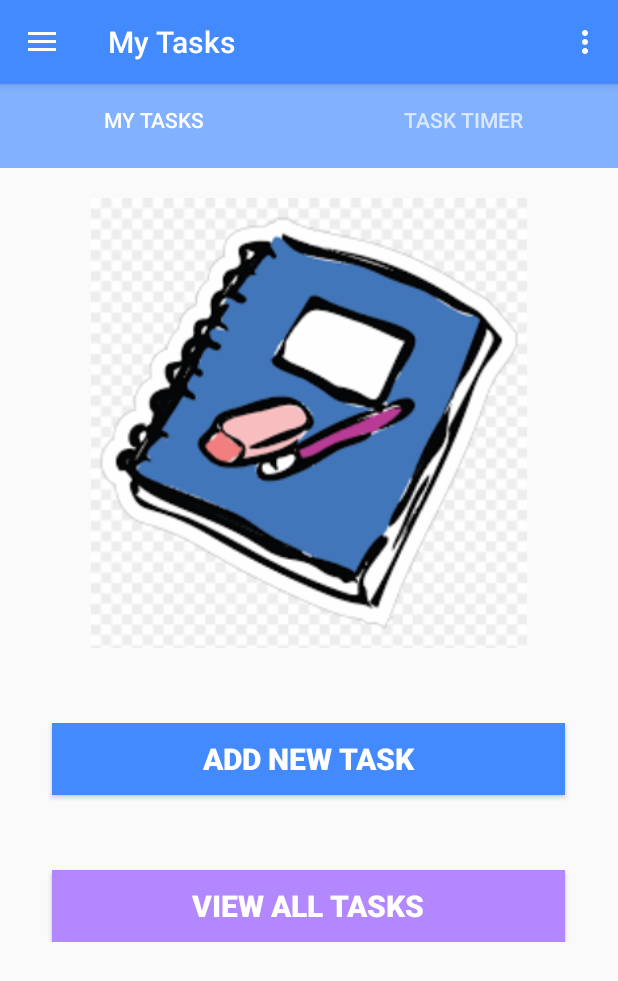
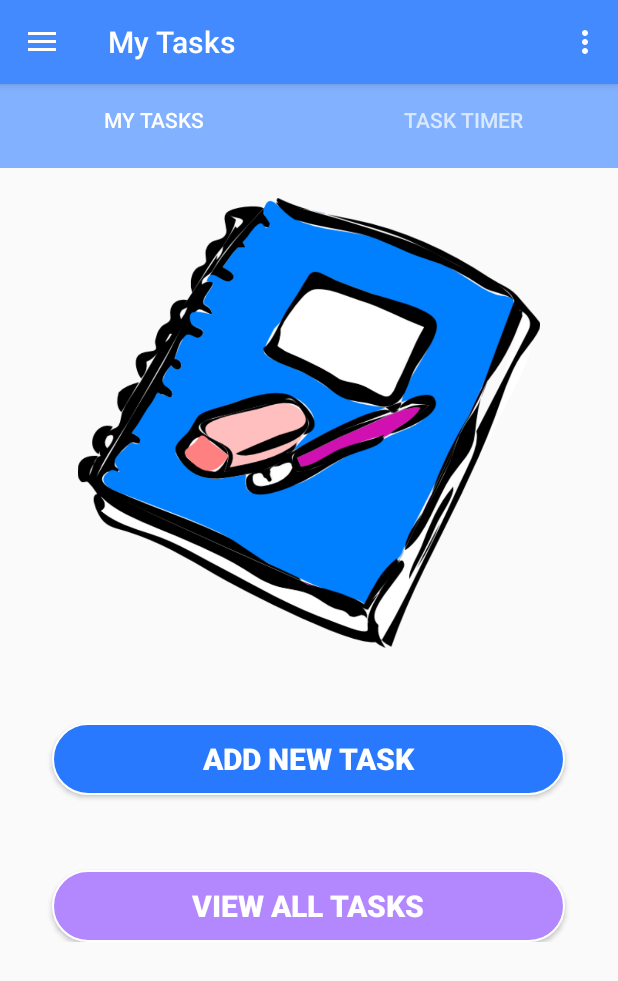
Before and after one commit to JoyMacharia77/collaboAppProject, an Android app: the NewAddTaskFragment screen opened directly, with no data from a screen before it, on a phone screen of 412 x 824 dp. Shown: the top 981 px of the screen. Run offline under Robolectric (Android 15) with nearby library versions, the phone set to English and light mode, and no system bars; our stand-ins replace navigation-ui; network calls fail.

Commit message:
png and buttons

```diff
--- a/app/src/main/java/com/joymacharia/collaboapp/Adapters/ViewPagerAdapter.java
+++ b/app/src/main/java/com/joymacharia/collaboapp/Adapters/ViewPagerAdapter.java
@@ -35,9 +35,9 @@ public class ViewPagerAdapter  extends PagerAdapter {
             "Enjoy",
     };
     private String desc[] = {
-            "Collaborate and Interact well with your team members with one platform.",
+            "Collaborate and Interact well with your team members on one platform.",
             "Build and Create Projects with ease together with your teammates.",
-            "Enjoy ease of work and team collaboration all in one platform.",
+            "Enjoy ease of work and team collaboration all on one platform.",
     };
 
 
--- a/app/src/main/java/com/joymacharia/collaboapp/constants.java
+++ b/app/src/main/java/com/joymacharia/collaboapp/constants.java
@@ -1,7 +1,7 @@
 package com.joymacharia.collaboapp;
 
 public class constants {
-    public static final String URL = "http://192.168.43.49/";
+    public static final String URL = "http://192.168.8.105/";
     public static final String HOME = URL+"api";
     public static final String LOGIN =HOME+"/login";
     public static final String REGISTER = HOME+"/register";
--- /dev/null
+++ b/app/src/main/res/drawable/chill.xml
@@ -0,0 +1,26 @@
+<?xml version="1.0" encoding="utf-8"?>
+<shape
+    xmlns:android="http://schemas.android.com/apk/res/android"
+    android:shape="rectangle">
+
+    <solid
+        android:color="@color/chill_purple">
+    </solid>
+
+    <corners
+        android:radius="25dp">
+    </corners>
+
+    <stroke
+        android:width="1dp"
+        android:color="#FFF">
+    </stroke>
+
+    <padding
+        android:top="0dp"
+        android:right="10dp"
+        android:left="10dp"
+        android:bottom="0dp">
+    </padding>
+
+</shape>
--- a/app/src/main/res/layout/fragment_new_add_task.xml
+++ b/app/src/main/res/layout/fragment_new_add_task.xml
@@ -10,7 +10,7 @@
         android:layout_width="400dp"
         android:layout_height="300dp"
         android:layout_marginTop="20dp"
-        android:src="@drawable/note_book"
+        android:src="@drawable/sec_not"
         android:layout_centerHorizontal="true"
         android:contentDescription="@string/task_image"
         />
@@ -33,7 +33,7 @@
             android:textStyle="bold"
             android:textSize="20sp"
             android:textColor="@color/my_white"
-            android:background="@color/myLightBlue"
+            android:background="@drawable/loginshape"
             />
         <Button
             android:id="@+id/btnView"
@@ -47,8 +47,8 @@
             android:textColor="@color/my_white"
             android:textSize="20sp"
             android:textStyle="bold"
-            android:background="@color/chill_purple"
             android:layout_below="@id/btnAdd"
+            android:background="@drawable/chill"
             />
 
     </RelativeLayout>
--- a/app/src/main/res/layout/fragment_timer.xml
+++ b/app/src/main/res/layout/fragment_timer.xml
@@ -23,7 +23,7 @@
         android:layout_height="300dp"
         android:layout_below="@id/taskTimer"
         android:layout_marginTop="5dp"
-        android:src="@drawable/clock"
+        android:src="@drawable/timer"
         android:layout_centerHorizontal="true"
         android:contentDescription="@string/task_image"
         />
@@ -46,7 +46,7 @@
             android:textStyle="bold"
             android:textSize="20sp"
             android:textColor="@color/my_white"
-            android:background="@color/myLightBlue"
+            android:background="@drawable/loginshape"
             />
 
 
--- a/app/src/main/res/values/colors.xml
+++ b/app/src/main/res/values/colors.xml
@@ -13,7 +13,7 @@
     <color name="cycan">#00A8A8</color>
     <color name="MidnightBlue">#2979FF</color>
     <color name="midnightBlue">#1C4670</color>
-    <color name="BlueGrotto">#303F9F</color>
+    <color name="BlueGrotto">#2979FF</color>
     <color name="dark_toolbar">#E91E63</color>
     <color name="bright_tab">#FF4081</color>
     <color name="grey_dark">#5E5E5E</color>
```
Also changed, not shown: app/src/main/res/drawable/sec_not.png (added), app/src/main/res/drawable/tasks.png (added), app/src/main/res/drawable/timer.png (added).
